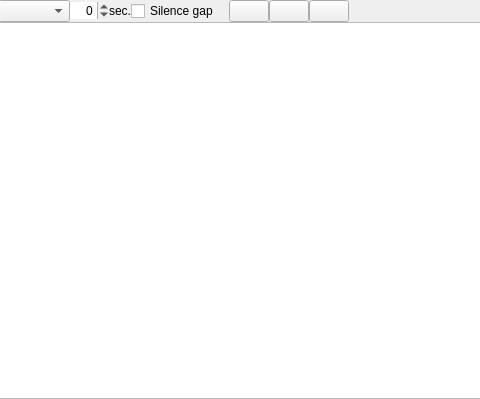
The window that src/library/autodj/dlgautodj.ui (sleepwalkera/mixxx) describes before a commit, drawn with Qt 5; both pictures show x 132 to 612 and y 0 to 399 of the 885 by 399 pixel window.
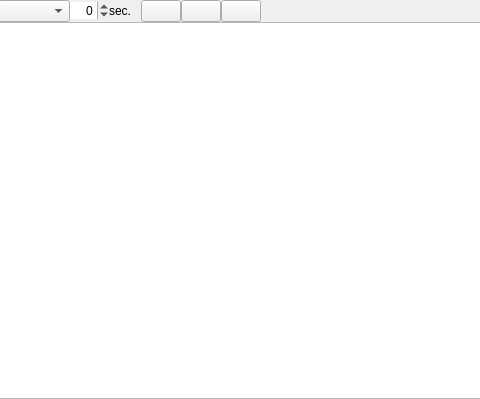
The same window after the commit.

Commit message: autodj: move silence-gap option from AutoDJ toolbar to preferences

Patch:
```diff
--- a/src/library/autodj/dlgautodj.ui
+++ b/src/library/autodj/dlgautodj.ui
@@ -138,13 +138,6 @@
         </property>
        </widget>
       </item>
-      <item>
-       <widget class="QCheckBox" name="checkBoxRealSilenceGap">
-        <property name="text">
-         <string>Silence gap</string>
-        </property>
-       </widget>
-      </item>
       <item>
        <spacer name="horizontalSpacer_2">
         <property name="orientation">
```
The commit also changes 5 other files.
